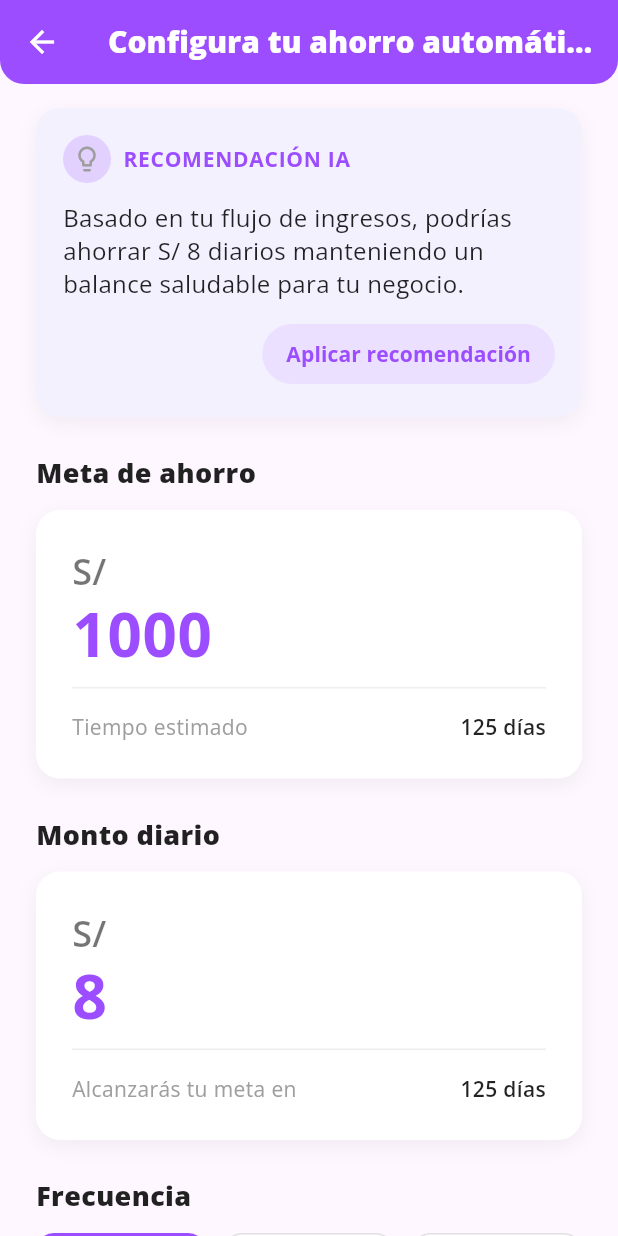
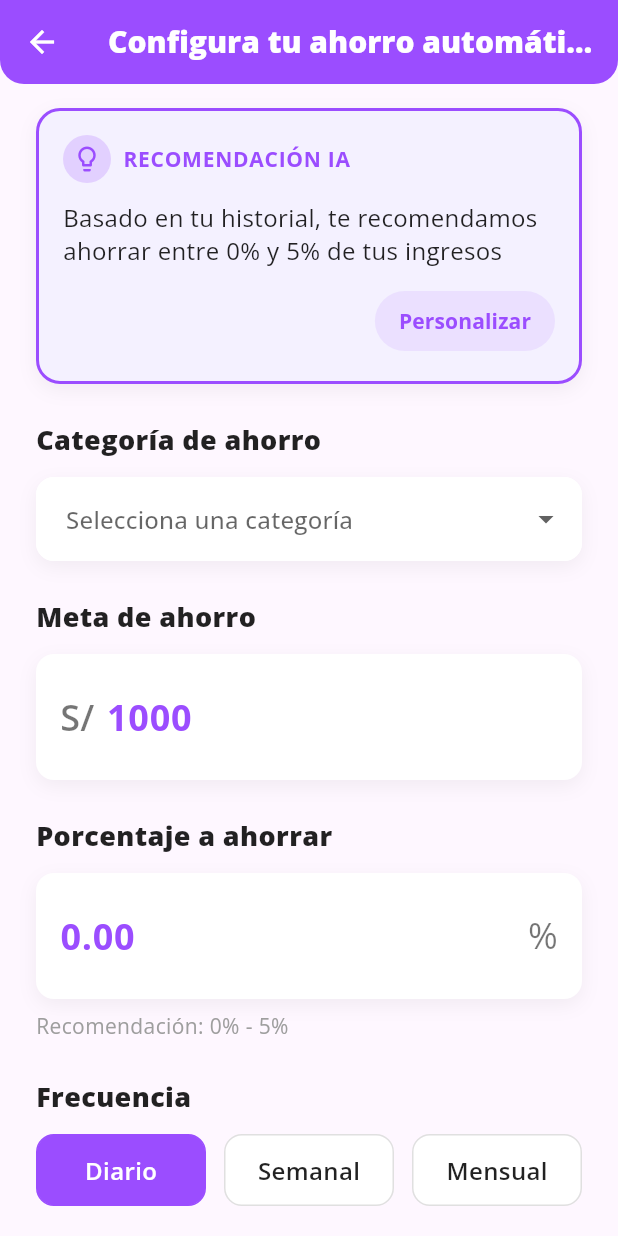
Before and after one commit to HackathonBCP/bcp_frontend, a Flutter app: the AutomateSaveSettingsScreen screen opened by its route, on a phone screen of 412 x 824 dp. Run offline on Flutter 3.47's test engine with Material 3 defaults, Android fonts, the phone set to English and light mode, and no system bars; our stand-ins replace flutter_animate, google_fonts, lucide_icons.

Commit message:
fix: Update automate savings configuration

```diff
--- a/lib/src/automate_save/presentation/screens/automate_save_settings_screen.dart
+++ b/lib/src/automate_save/presentation/screens/automate_save_settings_screen.dart
@@ -11,22 +11,64 @@ class AutomateSaveSettingsScreen extends StatefulWidget {
 class _AutomateSaveSettingsScreenState
     extends State<AutomateSaveSettingsScreen> {
   final _formKey = GlobalKey<FormState>();
-  final TextEditingController _goalController =
-      TextEditingController(text: '1000');
-  final TextEditingController _dailyController =
-      TextEditingController(text: '8');
+  final TextEditingController _goalController = TextEditingController();
+  final TextEditingController _categoryController = TextEditingController();
+  final TextEditingController _percentageController = TextEditingController();
   String _selectedFrequency = 'Diario';
-  bool _useRecommendation = false;
+  bool _useRecommendation = true;
+  bool _isManualPercentage = false;
+  String? _selectedCategory;
+  final List<String> _defaultCategories = [
+    'Vacaciones',
+    'Emergencias',
+    'Educación',
+    'Otros'
+  ];
+  final List<String> _customCategories = [];
+  final double _maxRecommendedPercentage = 5.0;
+
+  @override
+  void initState() {
+    super.initState();
+    _calculateRecommendedPercentage();
+  }
 
   @override
   void dispose() {
     _goalController.dispose();
-    _dailyController.dispose();
+    _categoryController.dispose();
+    _percentageController.dispose();
     super.dispose();
+  }
+
+  void _calculateRecommendedPercentage() {
+    final randomPercentage =
+        (DateTime.now().millisecond % 100) / 100 * _maxRecommendedPercentage;
+
+    setState(() {
+      if (!_isManualPercentage) {
+        _percentageController.text = randomPercentage.toStringAsFixed(2);
+      }
+    });
+  }
+
+  void _deleteCategory(String category) {
+    if (_customCategories.contains(category)) {
+      setState(() {
+        _customCategories.remove(category);
+        if (_selectedCategory == category) {
+          _selectedCategory = _defaultCategories.isNotEmpty
+              ? _defaultCategories.first
+              : (_customCategories.isNotEmpty ? _customCategories.first : null);
+        }
+      });
+    }
   }
 
   @override
   Widget build(BuildContext context) {
+    final allCategories = [..._defaultCategories, ..._customCategories];
+
     return Scaffold(
       appBar: AppBar(
         title: const Text('Configura tu ahorro automático',
@@ -53,9 +95,11 @@ class _AutomateSaveSettingsScreenState
             children: [
               _buildRecommendationCard(),
               const SizedBox(height: 24),
+              _buildCategorySection(allCategories),
+              const SizedBox(height: 24),
               _buildSavingsGoalSection(),
               const SizedBox(height: 24),
-              _buildDailyAmountSection(),
+              _buildPercentageSection(),
               const SizedBox(height: 24),
               _buildFrequencySection(),
               const SizedBox(height: 32),
@@ -74,10 +118,9 @@ class _AutomateSaveSettingsScreenState
       onTap: () {
         setState(() {
           _useRecommendation = !_useRecommendation;
+          _isManualPercentage = !_useRecommendation;
           if (_useRecommendation) {
-            _dailyController.text = '8';
-            _goalController.text = '1000';
-            _selectedFrequency = 'Diario';
+            _calculateRecommendedPercentage();
           }
         });
       },
@@ -134,8 +177,8 @@ class _AutomateSaveSettingsScreenState
             const SizedBox(height: 12),
             Text(
               _useRecommendation
-                  ? 'Ahorro configurado: S/8 diarios (meta: S/1000)'
-                  : 'Basado en tu flujo de ingresos, podrías ahorrar S/ 8 diarios manteniendo un balance saludable para tu negocio.',
+                  ? 'Basado en tu historial, te recomendamos ahorrar entre 0% y ${_maxRecommendedPercentage.toStringAsFixed(0)}% de tus ingresos'
+                  : 'Estás configurando manualmente tu ahorro',
               style: const TextStyle(
                 fontSize: 16,
                 color: Colors.black87,
@@ -149,10 +192,9 @@ class _AutomateSaveSettingsScreenState
                 onPressed: () {
                   setState(() {
                     _useRecommendation = !_useRecommendation;
+                    _isManualPercentage = !_useRecommendation;
                     if (_useRecommendation) {
-                      _dailyController.text = '8';
-                      _goalController.text = '1000';
-                      _selectedFrequency = 'Diario';
+                      _calculateRecommendedPercentage();
                     }
                   });
                 },
@@ -165,7 +207,7 @@ class _AutomateSaveSettingsScreenState
                   backgroundColor: const Color(0xFF9B4DFF).withOpacity(0.1),
                 ),
                 child: Text(
-                  _useRecommendation ? 'Personalizar' : 'Aplicar recomendación',
+                  _useRecommendation ? 'Personalizar' : 'Usar recomendación IA',
                   style: const TextStyle(
                     fontSize: 14,
                     fontWeight: FontWeight.w700,
@@ -177,6 +219,136 @@ class _AutomateSaveSettingsScreenState
           ],
         ),
       ),
+    );
+  }
+
+  Widget _buildCategorySection(List<String> allCategories) {
+    return Column(
+      crossAxisAlignment: CrossAxisAlignment.start,
+      children: [
+        const Text(
+          'Categoría de ahorro',
+          style: TextStyle(
+            fontSize: 18,
+            fontWeight: FontWeight.w800,
+            color: Colors.black87,
+          ),
+        ),
+        const SizedBox(height: 12),
+        Container(
+          decoration: BoxDecoration(
+            color: Colors.white,
+            borderRadius: BorderRadius.circular(12),
+            boxShadow: [
+              BoxShadow(
+                color: Colors.black.withOpacity(0.05),
+                blurRadius: 10,
+                offset: const Offset(0, 4),
+              ),
+            ],
+          ),
+          child: DropdownButtonHideUnderline(
+            child: DropdownButtonFormField<String>(
+              value: _selectedCategory,
+              isExpanded: true,
+              items: [
+                ...allCategories.map((category) => DropdownMenuItem(
+                      value: category,
+                      child: Row(
+                        children: [
+                          Expanded(
+                            child: Text(
+                              category,
+                              overflow: TextOverflow.ellipsis,
+                            ),
+                          ),
+                          if (_customCategories.contains(category))
+                            IconButton(
+                              icon: const Icon(Icons.delete,
+                                  size: 18, color: Colors.red),
+                              onPressed: () => _deleteCategory(category),
+                              padding: EdgeInsets.zero,
+                              constraints: const BoxConstraints(),
+                            ),
+                        ],
+                      ),
+                    )),
+                const DropdownMenuItem(
+                  value: 'Nueva categoría',
+                  child: Text('Crear nueva categoría'),
+                ),
+              ],
+              onChanged: (value) {
+                if (value == 'Nueva categoría') {
+                  _showNewCategoryDialog();
+                } else if (value != null) {
+                  setState(() {
+                    _selectedCategory = value;
+                  });
+                }
+              },
+              decoration: InputDecoration(
+                filled: true,
+                fillColor: Colors.white,
+                border: OutlineInputBorder(
+                  borderRadius: BorderRadius.circular(12),
+                  borderSide: BorderSide.none,
+                ),
+                contentPadding: const EdgeInsets.symmetric(
+                  horizontal: 16,
+                  vertical: 16,
+                ),
+                hintText: 'Selecciona una categoría',
+              ),
+              validator: (value) {
+                if (value == null ||
+                    value.isEmpty ||
+                    value == 'Nueva categoría') {
+                  return 'Selecciona una categoría válida';
+                }
+                return null;
+              },
+            ),
+          ),
+        ),
+      ],
+    );
+  }
+
+  void _showNewCategoryDialog() {
+    showDialog(
+      context: context,
+      builder: (context) {
+        return AlertDialog(
+          title: const Text('Nueva categoría'),
+          content: TextField(
+            controller: _categoryController,
+            decoration: const InputDecoration(
+              labelText: 'Nombre de la categoría',
+              border: OutlineInputBorder(),
+            ),
+          ),
+          actions: [
+            TextButton(
+              onPressed: () => Navigator.pop(context),
+              child: const Text('Cancelar'),
+            ),
+            TextButton(
+              onPressed: () {
+                if (_categoryController.text.trim().isNotEmpty) {
+                  setState(() {
+                    _customCategories.add(_categoryController.text.trim());
+                    _selectedCategory = _categoryController.text.trim();
+                    _categoryController.clear();
+                  });
+                  Navigator.pop(context);
+                }
+              },
+              child: const Text('Guardar'),
+            ),
+          ],
+        );
+      },
     );
   }
 
@@ -194,10 +366,10 @@ class _AutomateSaveSettingsScreenState
         ),
         const SizedBox(height: 12),
         Container(
-          padding: const EdgeInsets.all(24),
+          padding: const EdgeInsets.all(16),
           decoration: BoxDecoration(
             color: Colors.white,
-            borderRadius: BorderRadius.circular(16),
+            borderRadius: BorderRadius.circular(12),
             boxShadow: [
               BoxShadow(
                 color: Colors.black.withOpacity(0.05),
@@ -206,8 +378,8 @@ class _AutomateSaveSettingsScreenState
               ),
             ],
           ),
-          child: Column(
-            crossAxisAlignment: CrossAxisAlignment.start,
+          child: Row(
+            crossAxisAlignment: CrossAxisAlignment.center,
             children: [
               const Text(
                 'S/',
@@ -217,23 +389,22 @@ class _AutomateSaveSettingsScreenState
                   color: Colors.black54,
                 ),
               ),
-              const SizedBox(height: 4),
-              TextFormField(
+              const SizedBox(width: 8),
+              Expanded(
+                child: TextFormField(
                   controller: _goalController,
                   keyboardType: TextInputType.number,
                   style: const TextStyle(
-                  fontSize: 40,
+                    fontSize: 24,
                     fontWeight: FontWeight.bold,
                     color: Color(0xFF9B4DFF),
-                  height: 1,
+                    height: 1.5,
                   ),
                   decoration: const InputDecoration(
                     border: InputBorder.none,
-                  isDense: true,
-                  contentPadding: EdgeInsets.zero,
                     hintText: '1000',
                     hintStyle: TextStyle(
-                    fontSize: 40,
+                      fontSize: 24,
                       fontWeight: FontWeight.bold,
                       color: Color(0xFF9B4DFF),
                     ),
@@ -248,31 +419,6 @@ class _AutomateSaveSettingsScreenState
                     return null;
                   },
                 ),
-              const SizedBox(height: 16),
-              Divider(
-                color: Colors.grey.shade200,
-                height: 1,
-              ),
-              const SizedBox(height: 16),
-              Row(
-                mainAxisAlignment: MainAxisAlignment.spaceBetween,
-                children: [
-                  const Text(
-                    'Tiempo estimado',
-                    style: TextStyle(
-                      fontSize: 14,
-                      color: Colors.grey,
-                    ),
-                  ),
-                  Text(
-                    _calculateEstimatedTime(),
-                    style: const TextStyle(
-                      fontSize: 14,
-                      fontWeight: FontWeight.w600,
-                      color: Colors.black87,
-                    ),
-                  ),
-                ],
               ),
             ],
           ),
@@ -281,12 +427,12 @@ class _AutomateSaveSettingsScreenState
     );
   }
 
-  Widget _buildDailyAmountSection() {
+  Widget _buildPercentageSection() {
     return Column(
       crossAxisAlignment: CrossAxisAlignment.start,
       children: [
         const Text(
-          'Monto diario',
+          'Porcentaje a ahorrar',
           style: TextStyle(
             fontSize: 18,
             fontWeight: FontWeight.w800,
@@ -295,10 +441,10 @@ class _AutomateSaveSettingsScreenState
         ),
         const SizedBox(height: 12),
         Container(
-          padding: const EdgeInsets.all(24),
+          padding: const EdgeInsets.all(16),
           decoration: BoxDecoration(
             color: Colors.white,
-            borderRadius: BorderRadius.circular(16),
+            borderRadius: BorderRadius.circular(12),
             boxShadow: [
               BoxShadow(
                 color: Colors.black.withOpacity(0.05),
@@ -307,75 +453,55 @@ class _AutomateSaveSettingsScreenState
               ),
             ],
           ),
-          child: Column(
-            crossAxisAlignment: CrossAxisAlignment.start,
+          child: Row(
             children: [
-              const Text(
-                'S/',
-                style: TextStyle(
+              Expanded(
+                child: TextFormField(
+                  controller: _percentageController,
+                  keyboardType: TextInputType.number,
+                  enabled: _isManualPercentage,
+                  style: const TextStyle(
                     fontSize: 24,
-                  fontWeight: FontWeight.w600,
-                  color: Colors.black54,
-                ),
-              ),
-              const SizedBox(height: 4),
-              TextFormField(
-                controller: _dailyController,
-                keyboardType: TextInputType.number,
-                style: const TextStyle(
-                  fontSize: 40,
                     fontWeight: FontWeight.bold,
                     color: Color(0xFF9B4DFF),
-                  height: 1,
                   ),
                   decoration: const InputDecoration(
                     border: InputBorder.none,
-                  isDense: true,
-                  contentPadding: EdgeInsets.zero,
-                  hintText: '8',
-                  hintStyle: TextStyle(
-                    fontSize: 40,
-                    fontWeight: FontWeight.bold,
-                    color: Color(0xFF9B4DFF),
+                    hintText: '0',
+                    suffixText: '%',
+                    suffixStyle: TextStyle(
+                      fontSize: 24,
+                      color: Colors.black54,
                     ),
                   ),
                   validator: (value) {
                     if (value == null || value.isEmpty) {
-                    return 'Ingresa un monto';
+                      return 'Ingresa un porcentaje';
                     }
-                  if (double.tryParse(value) == null) {
+                    final percentage = double.tryParse(value);
+                    if (percentage == null) {
                       return 'Ingresa un número válido';
+                    }
+                    if (percentage < 0 ||
+                        percentage > _maxRecommendedPercentage) {
+                      return 'Debe ser entre 0% y ${_maxRecommendedPercentage}%';
                     }
                     return null;
                   },
                 ),
-              const SizedBox(height: 16),
-              Divider(
-                color: Colors.grey.shade200,
-                height: 1,
               ),
-              const SizedBox(height: 16),
-              Row(
-                mainAxisAlignment: MainAxisAlignment.spaceBetween,
-                children: [
-                  const Text(
-                    'Alcanzarás tu meta en',
-                    style: TextStyle(
+            ],
+          ),
+        ),
+        if (_useRecommendation)
+          Padding(
+            padding: const EdgeInsets.only(top: 8.0),
+            child: Text(
+              'Recomendación: 0% - ${_maxRecommendedPercentage.toStringAsFixed(0)}%',
+              style: const TextStyle(
                 fontSize: 14,
                 color: Colors.grey,
               ),
-                  ),
-                  Text(
-                    _calculateEstimatedTime(),
-                    style: const TextStyle(
-                      fontSize: 14,
-                      fontWeight: FontWeight.w600,
-                      color: Colors.black87,
-                    ),
-                  ),
-                ],
-              ),
-            ],
             ),
           ),
       ],
@@ -403,6 +529,15 @@ class _AutomateSaveSettingsScreenState
             const SizedBox(width: 12),
             _buildFrequencyButton('Mensual'),
           ],
+        ),
+        const SizedBox(height: 16),
+        Text(
+          _getEstimatedTimeText(),
+          style: const TextStyle(
+            fontSize: 14,
+            color: Colors.grey,
+          ),
+          textAlign: TextAlign.center,
         ),
       ],
     );
@@ -443,20 +578,46 @@ class _AutomateSaveSettingsScreenState
     );
   }
 
+  String _getEstimatedTimeText() {
+    final goal = double.tryParse(_goalController.text) ?? 0;
+    final percentage = double.tryParse(_percentageController.text) ?? 0;
+
+    if (goal <= 0 || percentage <= 0) {
+      return 'Ingresa meta y porcentaje para ver estimación';
+    }
+
+    const monthlyIncome = 1000;
+    final monthlySaving = monthlyIncome * percentage / 100;
+
+    if (monthlySaving <= 0) return 'El porcentaje debe ser mayor a 0%';
+
+    double totalMonths = goal / monthlySaving;
+    double totalDays = totalMonths * 30;
+
+    if (_selectedFrequency == 'Diario') {
+      totalDays = goal / (monthlySaving / 30);
+    } else if (_selectedFrequency == 'Semanal') {
+      totalDays = goal / (monthlySaving / 4) * 7;
+    }
+
+    if (totalDays >= 365) {
+      return 'Alcanzarás tu meta en aproximadamente ${(totalDays / 365).toStringAsFixed(1)} años';
+    } else if (totalDays >= 30) {
+      return 'Alcanzarás tu meta en aproximadamente ${(totalDays / 30).toStringAsFixed(1)} meses';
+    } else if (totalDays >= 7) {
+      return 'Alcanzarás tu meta en aproximadamente ${(totalDays / 7).toStringAsFixed(1)} semanas';
+    } else {
+      return 'Alcanzarás tu meta en aproximadamente ${totalDays.toStringAsFixed(1)} días';
+    }
+  }
+
   Widget _buildStartSavingButton() {
     return SizedBox(
       width: double.infinity,
       child: ElevatedButton(
         onPressed: () {
           if (_formKey.currentState?.validate() ?? false) {
-            // Procesar el formulario
-            ScaffoldMessenger.of(context).showSnackBar(
-              SnackBar(
-                content: Text(
-                    'Ahorro automático configurado: S/${_dailyController.text} $_selectedFrequency'),
-                backgroundColor: const Color(0xFF9B4DFF),
-              ),
-            );
+            Navigator.pushNamed(context, '/categories');
           }
         },
         style: ElevatedButton.styleFrom(
@@ -488,42 +649,19 @@ class _AutomateSaveSettingsScreenState
   }
 
   Widget _buildFooterNote() {
-    final dailyAmount = double.tryParse(_dailyController.text) ?? 0;
-    final frequencyText = _selectedFrequency.toLowerCase();
-
-    return Padding(
-      padding: const EdgeInsets.symmetric(horizontal: 8.0),
-      child: Text(
-        dailyAmount > 0
-            ? 'Yape apartará automáticamente S/ $dailyAmount cada $frequencyText'
-            : 'Configura tu plan de ahorro automático',
-        textAlign: TextAlign.center,
-        style: const TextStyle(
-          fontSize: 14,
-          color: Colors.grey,
-          height: 1.4,
+    return Center(
+      child: TextButton(
+        onPressed: () {
+          Navigator.pushNamed(context, '/categories');
+        },
+        child: const Text(
+          'Ver mis categorías de ahorro',
+          style: TextStyle(
+            color: Color(0xFF9B4DFF),
+            fontWeight: FontWeight.w600,
+          ),
         ),
       ),
     );
   }
-
-  String _calculateEstimatedTime() {
-    final goal = double.tryParse(_goalController.text) ?? 0;
-    final daily = double.tryParse(_dailyController.text) ?? 0;
-
-    if (goal <= 0 || daily <= 0) return '-- días';
-
-    int days = (goal / daily).ceil();
-
-    // Ajustar según frecuencia seleccionada
-    if (_selectedFrequency == 'Semanal') {
-      days = (days / 7).ceil();
-      return '$days semanas';
-    } else if (_selectedFrequency == 'Mensual') {
-      days = (days / 30).ceil();
-      return '$days meses';
 }
-
-    return '$days días';
-  }
-}
--- a/lib/src/home/presentation/screens/finance_dashboard_screen.dart
+++ b/lib/src/home/presentation/screens/finance_dashboard_screen.dart
@@ -39,13 +39,13 @@ class _FinanceDashboardScreenState extends State<FinanceDashboardScreen> {
       "route": "/save_with_friends",
     },
     {
-      "title": "Reto 10 soles",
-      "subtitle": "¡Completa el desafío semanal!",
-      "amount": "S/ 40 ahorrados",
-      "icon": LucideIcons.trophy,
-      "iconColor": Colors.purple,
-      "glowColor": Colors.purple.withOpacity(0.3),
-      "route": "/weekly-challenge",
+      "title": "Tu coach financiero",
+      "subtitle": "Resuelve dudas y mejora tus hábitos",
+      "amount": "Proyecciones basadas en tu historial",
+      "icon": LucideIcons.helpCircle,
+      "iconColor": Colors.deepPurple,
+      "glowColor": Colors.deepPurple.withOpacity(0.3),
+      "route": "/chat",
     },
     {
       "title": "Fondo de Emergencia",
```
Lines whose indentation alone changed are shown as unchanged.
